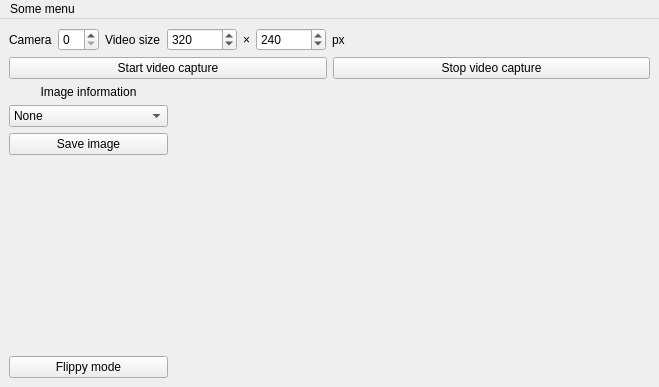
First picture: the form in guiexample.ui, repository ctroein/pyqt-workshop, before the edit.
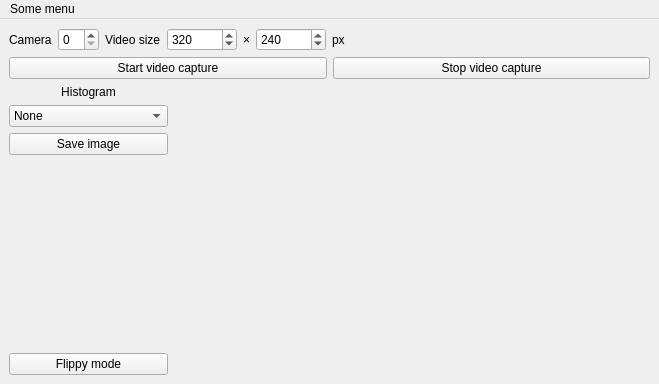
Second picture: the form after the edit.

Commit message: renamed histogram panel

Patch:
```diff
--- a/guiexample.ui
+++ b/guiexample.ui
@@ -7,7 +7,7 @@
     <x>0</x>
     <y>0</y>
     <width>659</width>
-    <height>387</height>
+    <height>384</height>
    </rect>
   </property>
   <property name="windowTitle">
@@ -142,7 +142,7 @@
         <item>
          <widget class="QLabel" name="label_4">
           <property name="text">
-           <string>Image information</string>
+           <string>Histogram</string>
           </property>
           <property name="alignment">
            <set>Qt::AlignCenter</set>
```
Left out of the diff: 2 changed lines with no effect on the pictures. The commit also changes 1 other file.
